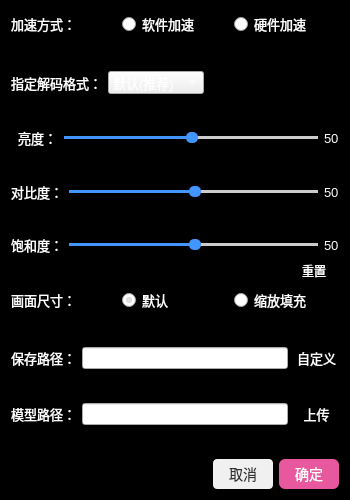
Old version of the form settingdialog.ui in the repository liyujie666/Smart_Player.
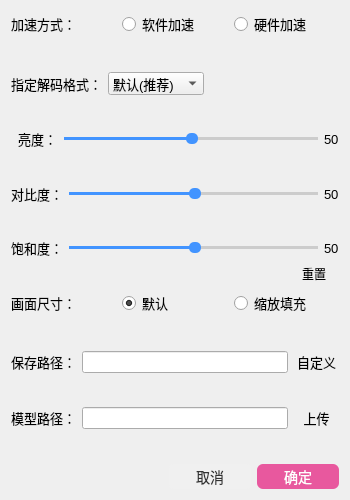
New version of the form. Icons and pictures are not drawn.

Patch:
```diff
--- a/settingdialog.ui
+++ b/settingdialog.ui
@@ -26,8 +26,31 @@
    <string>Dialog</string>
   </property>
   <property name="styleSheet">
-   <string notr="true">QDialog { color: black;background:black; }
-</string>
+   <string notr="true">QRadioButton{
+	font-size:13px;
+}
+QLabel { 
+font-size:13px;
+ }
+QPushButton{
+	max-height:17px;
+	max-width:50px;
+	min-height:17px;
+	min-width:50px;
+	border:none;
+background-color: transparent;
+border-radius:5px;
+}
+QComboBox{
+	font-size:13px;
+	min-width:30px;
+}
+QComboBox QAbstractItemView {
+    color: white;
+}
+QLineEdit{
+font-size:12px;
+}</string>
   </property>
   <layout class="QVBoxLayout" name="verticalLayout">
    <item>
@@ -36,7 +59,6 @@
       <widget class="QLabel" name="label">
        <property name="styleSheet">
         <string notr="true">QLabel { 
-color: white;
 font-size:13px;
  }</string>
        </property>
@@ -49,7 +71,6 @@
       <widget class="QRadioButton" name="softwareRadio">
        <property name="styleSheet">
         <string notr="true">QRadioButton{
-	color:white;
 	font-size:13px;
 }</string>
        </property>
@@ -65,7 +86,6 @@
       <widget class="QRadioButton" name="hardwareRadio">
        <property name="styleSheet">
         <string notr="true">QRadioButton{
-	color:white;
 	font-size:13px;
 }</string>
        </property>
@@ -95,7 +115,6 @@
       <widget class="QLabel" name="label_2">
        <property name="styleSheet">
         <string notr="true">QLabel { 
-color: white;
 font-size:13px;
  }</string>
        </property>
@@ -108,12 +127,11 @@
       <widget class="QComboBox" name="decodeCombox">
        <property name="styleSheet">
         <string notr="true">QComboBox{
-	color:white;
 	font-size:13px;
 	min-width:30px;
 }
-QComboBox QAbstractItemView {
-    color: white;
+QComboBox QAbstractItemView::item{
+color:black;
 }</string>
        </property>
        <item>
@@ -192,7 +210,6 @@
       <widget class="QLabel" name="label_3">
        <property name="styleSheet">
         <string notr="true">QLabel { 
-color: white;
 font-size:13px;
  }</string>
        </property>
@@ -233,7 +250,6 @@
       <widget class="QLabel" name="lightLabel">
        <property name="styleSheet">
         <string notr="true">QLabel { 
-color: white;
 font-size:13px;
  }</string>
        </property>
@@ -263,7 +279,6 @@
       <widget class="QLabel" name="contrastLabel1">
        <property name="styleSheet">
         <string notr="true">QLabel { 
-color: white;
 font-size:13px;
  }</string>
        </property>
@@ -304,7 +319,6 @@
       <widget class="QLabel" name="contrastLabel">
        <property name="styleSheet">
         <string notr="true">QLabel { 
-color: white;
 font-size:13px;
  }</string>
        </property>
@@ -334,7 +348,6 @@
       <widget class="QLabel" name="baoheLabel1">
        <property name="styleSheet">
         <string notr="true">QLabel { 
-color: white;
 font-size:13px;
  }</string>
        </property>
@@ -375,7 +388,6 @@
       <widget class="QLabel" name="baoheLabel">
        <property name="styleSheet">
         <string notr="true">QLabel { 
-color: white;
 font-size:13px;
  }</string>
        </property>
@@ -415,7 +427,6 @@
 	border:none;
 background-color: transparent;
 border-radius:5px;
-color:white;
 }</string>
        </property>
        <property name="text">
@@ -441,7 +452,6 @@
       <widget class="QLabel" name="label_5">
        <property name="styleSheet">
         <string notr="true">QLabel { 
-color: white;
 font-size:13px;
  }</string>
        </property>
@@ -455,7 +465,6 @@
        <property name="styleSheet">
         <string notr="true">QRadioButton
 {
-color: white;
 font-size:13px;
 }
 
@@ -474,7 +483,6 @@
        <property name="styleSheet">
         <string notr="true">QRadioButton
 {
-color: white;
 font-size:13px;
 }
 </string>
@@ -505,7 +513,6 @@
       <widget class="QLabel" name="label_6">
        <property name="styleSheet">
         <string notr="true">QLabel { 
-color: white;
 font-size:13px;
  }</string>
        </property>
@@ -530,7 +537,6 @@
        </property>
        <property name="styleSheet">
         <string notr="true">QLineEdit{
-color:white;
 font-size:12px;
 }</string>
        </property>
@@ -546,7 +552,6 @@
       <widget class="QPushButton" name="selectPathBtn">
        <property name="styleSheet">
         <string notr="true">QPushButton{
-	color:white;
 	font-size:13px;
 	max-width:45px;
 	min-width:45px;
@@ -580,7 +585,6 @@
       <widget class="QLabel" name="label_7">
        <property name="styleSheet">
         <string notr="true">QLabel { 
-color: white;
 font-size:13px;
  }</string>
        </property>
@@ -605,7 +609,6 @@
        </property>
        <property name="styleSheet">
         <string notr="true">QLineEdit{
-color:white;
 font-size:12px;
 }</string>
        </property>
@@ -621,7 +624,6 @@
       <widget class="QPushButton" name="uploadModelPathBtn">
        <property name="styleSheet">
         <string notr="true">QPushButton{
-	color:white;
 	font-size:13px;
 	max-width:45px;
 	min-width:45px;
```
